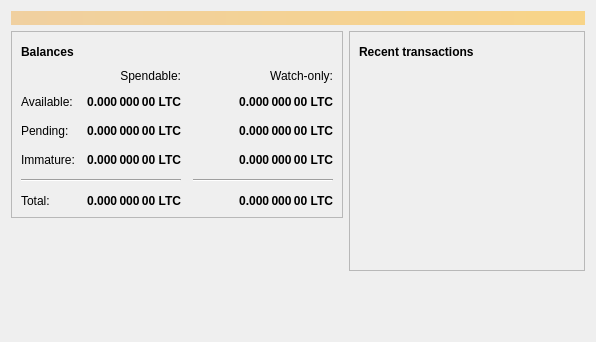
Above: src/qt/forms/overviewpage.ui from maximcoin-project/maximcoin before the change. Below: the same form after it.
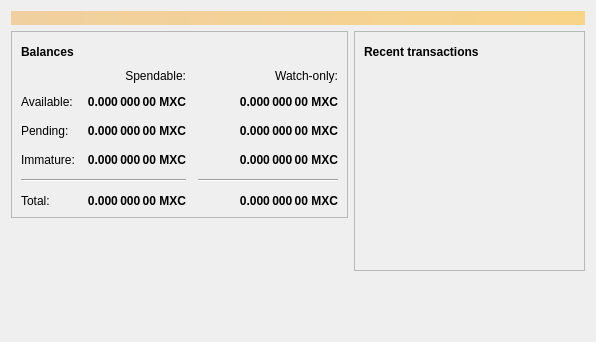
That is the form after the change. Icons and pictures are not drawn.

Diff of the .ui file:
```diff
--- a/src/qt/forms/overviewpage.ui
+++ b/src/qt/forms/overviewpage.ui
@@ -129,7 +129,7 @@
                <string>Unconfirmed transactions to watch-only addresses</string>
               </property>
               <property name="text">
-               <string notr="true">0.000 000 00 LTC</string>
+               <string notr="true">0.000 000 00 MXC</string>
               </property>
               <property name="alignment">
                <set>Qt::AlignRight|Qt::AlignTrailing|Qt::AlignVCenter</set>
@@ -154,7 +154,7 @@
                <string>Total of transactions that have yet to be confirmed, and do not yet count toward the spendable balance</string>
               </property>
               <property name="text">
-               <string notr="true">0.000 000 00 LTC</string>
+               <string notr="true">0.000 000 00 MXC</string>
               </property>
               <property name="alignment">
                <set>Qt::AlignRight|Qt::AlignTrailing|Qt::AlignVCenter</set>
@@ -179,7 +179,7 @@
                <string>Mined balance in watch-only addresses that has not yet matured</string>
               </property>
               <property name="text">
-               <string notr="true">0.000 000 00 LTC</string>
+               <string notr="true">0.000 000 00 MXC</string>
               </property>
               <property name="alignment">
                <set>Qt::AlignRight|Qt::AlignTrailing|Qt::AlignVCenter</set>
@@ -237,7 +237,7 @@
                <string>Mined balance that has not yet matured</string>
               </property>
               <property name="text">
-               <string notr="true">0.000 000 00 LTC</string>
+               <string notr="true">0.000 000 00 MXC</string>
               </property>
               <property name="alignment">
                <set>Qt::AlignRight|Qt::AlignTrailing|Qt::AlignVCenter</set>
@@ -282,7 +282,7 @@
                <string>Your current total balance</string>
               </property>
               <property name="text">
-               <string notr="true">0.000 000 00 LTC</string>
+               <string notr="true">0.000 000 00 MXC</string>
               </property>
               <property name="alignment">
                <set>Qt::AlignRight|Qt::AlignTrailing|Qt::AlignVCenter</set>
@@ -307,7 +307,7 @@
                <string>Current total balance in watch-only addresses</string>
               </property>
               <property name="text">
-               <string notr="true">0.000 000 00 LTC</string>
+               <string notr="true">0.000 000 00 MXC</string>
               </property>
               <property name="alignment">
                <set>Qt::AlignRight|Qt::AlignTrailing|Qt::AlignVCenter</set>
@@ -349,7 +349,7 @@
                <string>Your current spendable balance</string>
               </property>
               <property name="text">
-               <string notr="true">0.000 000 00 LTC</string>
+               <string notr="true">0.000 000 00 MXC</string>
               </property>
               <property name="alignment">
                <set>Qt::AlignRight|Qt::AlignTrailing|Qt::AlignVCenter</set>
@@ -374,7 +374,7 @@
                <string>Your current balance in watch-only addresses</string>
               </property>
               <property name="text">
-               <string notr="true">0.000 000 00 LTC</string>
+               <string notr="true">0.000 000 00 MXC</string>
               </property>
               <property name="alignment">
                <set>Qt::AlignRight|Qt::AlignTrailing|Qt::AlignVCenter</set>
```
Left out of the diff: 4 changed lines with no effect on the pictures.
